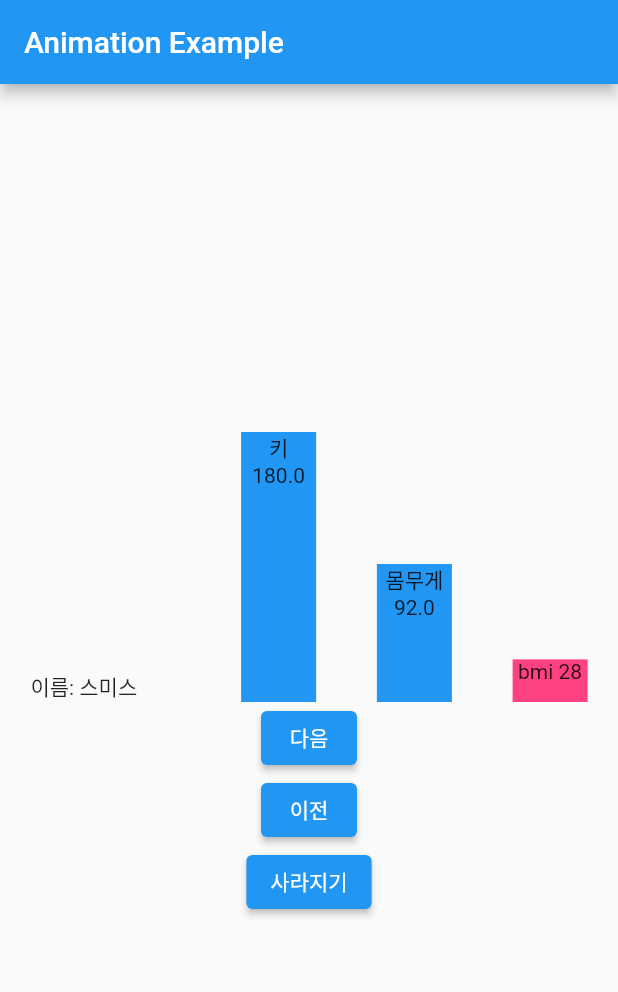
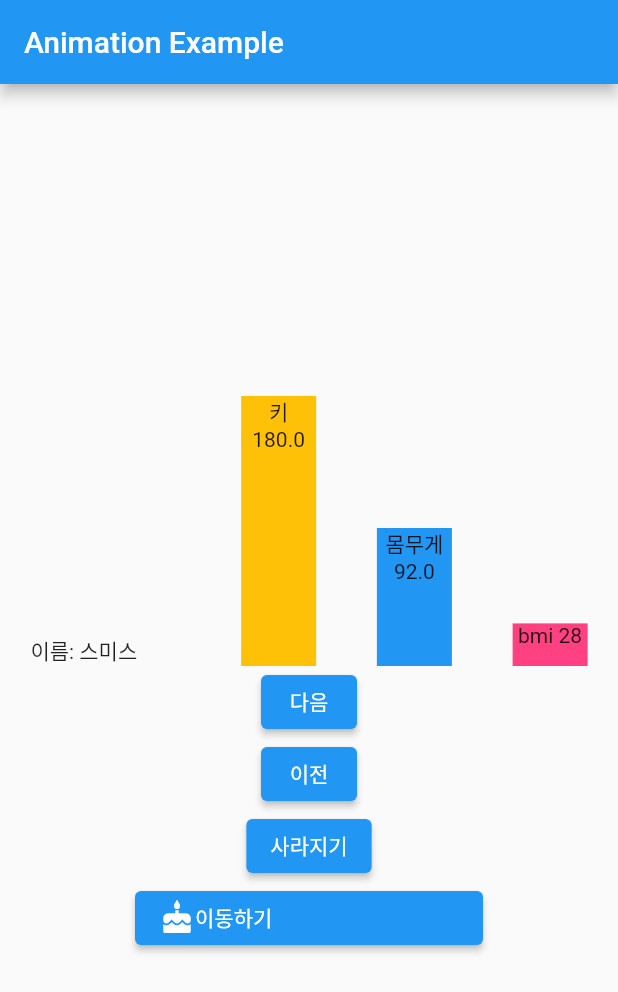
Before and after one commit to Ghayoung/Flutter_study, a Flutter app: the AnimationApp screen opened directly, on a phone screen of 412 x 824 dp. Shown: the top 992 px of the screen. Run offline on Flutter 3.47's test engine with Material 2 defaults, Android fonts, the phone set to English and light mode, and no system bars; our stand-ins replace dio, shared_preferences, sqflite; accounts and stored records are empty.

Commit message:
20230128 페이지 이동 애니메이션 구현

```diff
--- a/lib/main_animation_example.dart
+++ b/lib/main_animation_example.dart
@@ -4,6 +4,7 @@
 
 import 'package:flutter/material.dart';
 import 'people.dart';
+import 'secondPage.dart';
 
 void main() => runApp(MyApp());
 
@@ -63,11 +64,12 @@ class _AnimationApp extends State<AnimationApp> {
                   crossAxisAlignment: CrossAxisAlignment.end,
                   children: <Widget>[
                     SizedBox(
-                        width: 100, child: Text('이름: ${peoples[current].name}')),
+                        width: 100,
+                        child: Text('이름: ${peoples[current].name}')),
                     AnimatedContainer(
                       duration: Duration(seconds: 2),
                       curve: Curves.bounceIn,
-                      color: weightColor,
+                      color: Colors.amber,
                       width: 50,
                       height: peoples[current].height,
                       child: Text(
@@ -76,9 +78,10 @@ class _AnimationApp extends State<AnimationApp> {
                       ),
                     ),
                     AnimatedContainer(
-                      duration: Duration(seconds: 2), // 2초 동안 애니메이션 재생
+                      duration: Duration(seconds: 2),
+                      // 2초 동안 애니메이션 재생
                       curve: Curves.easeInCubic,
-                      color: Colors.blue,
+                      color: weightColor,
                       width: 50,
                       height: peoples[current].weight,
                       child: Text(
@@ -101,7 +104,8 @@ class _AnimationApp extends State<AnimationApp> {
                 ),
               ),
             ),
-            ElevatedButton( // 버튼을 누르면 current 값이 바뀌면서 그래프의 높이 변경
+            ElevatedButton(
+              // 버튼을 누르면 current 값이 바뀌면서 그래프의 높이 변경
               onPressed: () {
                 setState(() {
                   if (current < peoples.length - 1) {
@@ -121,8 +125,7 @@ class _AnimationApp extends State<AnimationApp> {
                     _changeWeightColor(peoples[current].weight);
                   });
                 },
-                child: Text('이전')
-            ),
+                child: Text('이전')),
             ElevatedButton(
               onPressed: () {
                 setState(() {
@@ -130,7 +133,22 @@ class _AnimationApp extends State<AnimationApp> {
                 });
               },
               child: Text('사라지기'),
-            )
+            ),
+            ElevatedButton(
+              onPressed: () {
+                Navigator.of(context).push(
+                    MaterialPageRoute(builder: (context) => SecondPage()));
+              },
+              child: SizedBox(
+                width: 200,
+                child: Row(
+                  children: <Widget>[
+                    Hero(tag: 'detail', child: Icon(Icons.cake)),
+                    Text('이동하기')
+                  ],
+                ),
+              ),
+            ),
           ],
         ))));
   }
```
Also changed, not shown: lib/secondPage.dart (added, +25 -0 lines).
